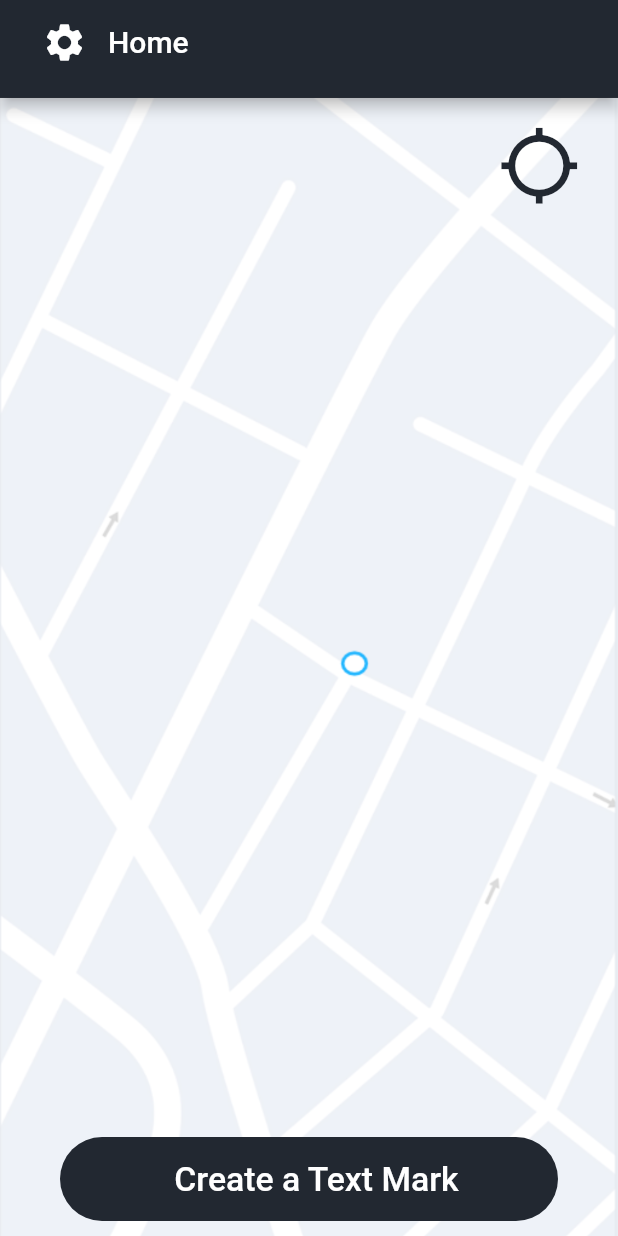
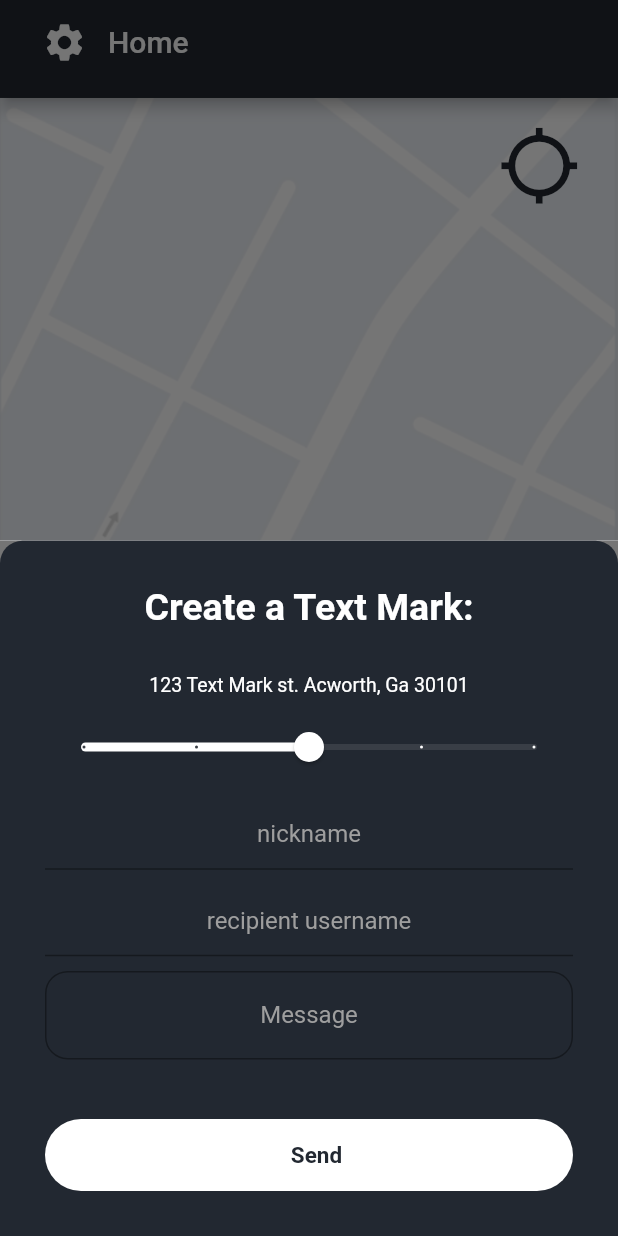
Before and after one commit to austinhogan11/text_marks_the_spot_app, a Flutter app: the HomeScreen screen opened by its route, after a tap on "Create a Text Mark", on a phone screen of 412 x 824 dp. Run offline on Flutter 3.47's test engine with Material 2 defaults, Android fonts, the light colour scheme and no system bars; our stand-ins replace cloud_firestore, firebase_auth, firebase_core, google_sign_in; missing offline and left inert: apple_sign_in; accounts and stored records are empty.

Commit message:
- Create a text mark screen - Update home screen - refactor code - textmarks collection added to DB - Insert new textmark into DB functionality implemented - Navigation routing updated

```diff
--- a/lib/components/custom_button.dart
+++ b/lib/components/custom_button.dart
@@ -42,9 +42,9 @@ class CustomButton extends StatelessWidget {
               child: Text(
                 btnText,
                 style: TextStyle(
-                  fontSize: fontSize,
-                  color: textColor,
-                ),
+                    fontSize: fontSize,
+                    color: textColor,
+                    fontWeight: FontWeight.bold),
               ),
             )
           ],
--- a/lib/constants.dart
+++ b/lib/constants.dart
@@ -15,3 +15,14 @@ const Icon kSettingsIconButton = Icon(
   size: 30.0,
   color: Colors.white,
 );
+
+const TextStyle kTextMarkTextStyleBold = TextStyle(
+  color: Colors.white,
+  fontSize: 17.0,
+  fontWeight: FontWeight.bold,
+);
+
+const TextStyle kTextMarkTextStyle = TextStyle(
+  color: Colors.white,
+  fontSize: 13.0,
+);
--- a/lib/create_textmark_screen.dart
+++ b/lib/create_textmark_screen.dart
@@ -0,0 +1,152 @@
+import 'package:flutter/material.dart';
+import 'package:text_marks_the_spot_app/components/custom_button.dart';
+import 'package:text_marks_the_spot_app/constants.dart';
+import 'package:text_marks_the_spot_app/data/data_handling.dart';
+import 'package:text_marks_the_spot_app/screens/home_screen.dart';
+
+class CreateTextMark extends StatefulWidget {
+  @override
+  _CreateTextMarkState createState() => _CreateTextMarkState();
+}
+
+class _CreateTextMarkState extends State<CreateTextMark> {
+  @override
+  Widget build(BuildContext context) {
+    String textMarkRecipientUsername;
+    String textMarkLocation = '123 Text Mark st. Acworth, Ga 30101';
+    String textMarkNickname;
+    String textMarkMessage;
+    return Scaffold(
+      body: Container(
+        color: Color(0xFF757575),
+        child: Container(
+          decoration: BoxDecoration(
+            color: kPrimaryColor,
+            borderRadius: BorderRadius.only(
+              topLeft: Radius.circular(15.0),
+              topRight: Radius.circular(15.0),
+            ),
+          ),
+          child: Padding(
+            padding: EdgeInsets.fromLTRB(30.0, 20.0, 30.0, 30.0),
+            // padding: EdgeInsets.symmetric(vertical: 40.0, horizontal: 30.0),
+            child: Column(
+              children: [
+                Padding(
+                  padding: EdgeInsets.fromLTRB(0, 10.0, 0, 20.0),
+                  child: Text(
+                    'Create a Text Mark:',
+                    style: TextStyle(
+                      fontSize: 25.0,
+                      color: Colors.white,
+                      fontWeight: FontWeight.bold,
+                    ),
+                  ),
+                ),
+                Expanded(
+                  child: Padding(
+                    padding: const EdgeInsets.fromLTRB(0, 0, 0, 30.0),
+                    child: Column(
+                      mainAxisAlignment: MainAxisAlignment.spaceEvenly,
+                      children: [
+                        Text(
+                          textMarkLocation,
+                          style: kTextMarkTextStyle,
+                        ),
+                        RadiusSlider(),
+                        TextField(
+                          textAlign: TextAlign.center,
+                          style: TextStyle(
+                            color: Colors.white,
+                          ),
+                          decoration: InputDecoration(
+                            hintText: 'nickname',
+                            hintStyle: TextStyle(
+                              color: Colors.grey,
+                            ),
+                          ),
+                          onChanged: (value) => textMarkNickname = value,
+                        ),
+                        // Expanded(child: SizedBox()),
+                        TextField(
+                            textAlign: TextAlign.center,
+                            style: TextStyle(
+                              color: Colors.white,
+                            ),
+                            decoration: InputDecoration(
+                              hintText: 'recipient username',
+                              hintStyle: TextStyle(
+                                color: Colors.grey,
+                              ),
+                            ),
+                            onChanged: (value) => {
+                                  textMarkRecipientUsername = value,
+                                }),
+                        // Expanded(child: SizedBox()),
+                        TextField(
+                          textAlign: TextAlign.center,
+                          style: TextStyle(
+                            color: Colors.white,
+                          ),
+                          decoration: InputDecoration(
+                            border: OutlineInputBorder(
+                              borderRadius: BorderRadius.circular(15.0),
+                            ),
+                            hintText: 'Message',
+                            hintStyle: TextStyle(
+                              color: Colors.grey,
+                            ),
+                          ),
+                          onChanged: (value) => textMarkMessage = value,
+                        ),
+                      ],
+                    ),
+                  ),
+                ),
+                CustomButton(
+                  btnText: 'Send',
+                  fontSize: 15.0,
+                  color: Colors.white,
+                  textColor: kPrimaryColor,
+                  onTap: () => {
+                    DataHandling().saveTextMark(textMarkRecipientUsername,
+                        textMarkLocation, textMarkNickname, textMarkMessage),
+                    Navigator.pushNamed(context, HomeScreen.id),
+                  },
+                )
+              ],
+            ),
+          ),
+        ),
+      ),
+    );
+  }
+}
+
+class RadiusSlider extends StatefulWidget {
+  @override
+  _RadiusSliderState createState() => _RadiusSliderState();
+}
+
+class _RadiusSliderState extends State<RadiusSlider> {
+  double radiusValue = 0.5;
+  @override
+  Widget build(BuildContext context) {
+    return Slider(
+      activeColor: Colors.white,
+      inactiveColor: kAccentColor,
+      value: radiusValue,
+      min: 0.0,
+      max: 1.0,
+      divisions: 4,
+      label: '${radiusValue.toString()}mi',
+      onChanged: (updatedRadius) {
+        setState(
+          () {
+            radiusValue = updatedRadius;
+          },
+        );
+      },
+    );
+  }
+}
--- a/lib/data/user_data_handling.dart
+++ b/lib/data/data_handling.dart
@@ -1,14 +1,19 @@
 import 'package:cloud_firestore/cloud_firestore.dart';
+import 'package:firebase_auth/firebase_auth.dart';
+import 'package:flutter/material.dart';
 
 /*
   Data Handling Class for the users collection in Firestore
  */
+final FirebaseAuth _auth = FirebaseAuth.instance;
 
-class UserDataHandling {
+class DataHandling {
   final CollectionReference users =
       FirebaseFirestore.instance.collection('users');
   DocumentReference userDoc;
 
+  final CollectionReference textmarks =
+      FirebaseFirestore.instance.collection('textmarks');
   /*
     Adds a newly created account to the users collection
     The document ID is saved as the Firebase Auth UID code
@@ -55,4 +60,36 @@ class UserDataHandling {
     }
     return false;
   }
+
+  Future<void> saveTextMark(String recipientUsername, String location,
+      String locationNickname, String messageContents) async {
+    final User loggedInUser = _auth.currentUser;
+
+    //Gets the uid of the entered username for the recipient
+    String recipientUID;
+    await users.get().then((QuerySnapshot querySnapshot) => {
+          querySnapshot.docs.forEach((doc) {
+            if (recipientUsername == doc['username']) {
+              print(
+                  'Username: $recipientUsername\nDocument Username: ${doc['username']}');
+              print(doc.id);
+              recipientUID = doc.id;
+              print(recipientUID);
+            }
+          })
+        });
+
+    //Creates a new textmark document
+    textmarks
+        .add({
+          'senderUID': loggedInUser.uid,
+          'recipientUID': recipientUID,
+          'location': location,
+          'locationNickname': locationNickname,
+          'message': messageContents,
+        })
+        .then((value) => print(
+            'Textmark Saved:\nSender: ${loggedInUser.uid}\nRecipient: $recipientUID\nLocation: $location\nLocation Nickname: $locationNickname\nMessage: $messageContents'))
+        .catchError((e) => print('Failed to save Textmark.'));
+  }
 }
--- a/lib/main.dart
+++ b/lib/main.dart
@@ -37,6 +37,7 @@ class TextMarksTheSpot extends StatelessWidget {
 
         // Application Screen Navigation set up
         initialRoute: LoginScreen.id,
+        // initialRoute: HomeScreen.id,
         routes: {
           LoginScreen.id: (context) => LoginScreen(),
           SignUpScreen.id: (context) => SignUpScreen(),
--- a/lib/screens/account_settings/account_screen.dart
+++ b/lib/screens/account_settings/account_screen.dart
@@ -4,7 +4,7 @@ import 'package:text_marks_the_spot_app/components/avatar.dart';
 import 'package:text_marks_the_spot_app/components/custom_app_bar.dart';
 import 'package:text_marks_the_spot_app/components/settings_button.dart';
 import 'package:text_marks_the_spot_app/constants.dart';
-import 'package:text_marks_the_spot_app/data/user_data_handling.dart';
+import 'package:text_marks_the_spot_app/data/data_handling.dart';
 import 'package:text_marks_the_spot_app/screens/account_settings/change_username_screen.dart';
 import 'package:text_marks_the_spot_app/screens/account_settings/help_screen.dart';
 import 'package:text_marks_the_spot_app/screens/account_settings/location_services_screen.dart';
@@ -28,7 +28,7 @@ class _AccountScreenState extends State<AccountScreen> {
 
   fetchUsername() async {
     final User loggedInUser = _auth.currentUser;
-    dynamic result = await UserDataHandling().getUsername(loggedInUser.uid);
+    dynamic result = await DataHandling().getUsername(loggedInUser.uid);
 
     if (result == null) {
       print('Unable to retrieve username');
--- a/lib/screens/account_settings/change_username_screen.dart
+++ b/lib/screens/account_settings/change_username_screen.dart
@@ -1,7 +1,7 @@
 import 'package:firebase_auth/firebase_auth.dart';
 import 'package:flutter/cupertino.dart';
 import 'package:flutter/material.dart';
-import 'package:text_marks_the_spot_app/data/user_data_handling.dart';
+import 'package:text_marks_the_spot_app/data/data_handling.dart';
 import 'package:text_marks_the_spot_app/screens/account_settings/changed_username_screen.dart';
 
 import '../../constants.dart';
@@ -78,7 +78,7 @@ class ChangeUserNameScreen extends StatelessWidget {
                   ),
                 ),
                 onPressed: () {
-                  bool validUsername = UserDataHandling()
+                  bool validUsername = DataHandling()
                       .updateUsername(loggedInUser.uid, newUsername);
                   if (validUsername) {
                     Navigator.pushNamed(context, ChangedUsernameScreen.id);
--- a/lib/screens/authentication/login_screen.dart
+++ b/lib/screens/authentication/login_screen.dart
@@ -35,7 +35,7 @@ class _LoginScreenState extends State<LoginScreen> {
                   color: Colors.white,
                   textColor: Colors.black,
                   btnText: 'Continue with Google',
-                  fontSize: 20.0,
+                  fontSize: 16.0,
                   onTap: () => signInWithGoogleHandling(context),
                 ),
                 SizedBox(height: 15.0),
@@ -45,7 +45,7 @@ class _LoginScreenState extends State<LoginScreen> {
                     color: Colors.white,
                     textColor: Colors.black,
                     btnText: 'Continue with Apple',
-                    fontSize: 20.0,
+                    fontSize: 16.0,
                     onTap: () => signInWithAppleHandling(context),
                   ),
               ],
--- a/lib/screens/authentication/sign_up_screen.dart
+++ b/lib/screens/authentication/sign_up_screen.dart
@@ -1,7 +1,7 @@
 import 'package:firebase_auth/firebase_auth.dart';
 import 'package:flutter/material.dart';
 import 'package:text_marks_the_spot_app/constants.dart';
-import 'package:text_marks_the_spot_app/data/user_data_handling.dart';
+import 'package:text_marks_the_spot_app/data/data_handling.dart';
 import 'package:text_marks_the_spot_app/functionality/authentication/user_authentication_handling.dart';
 import 'package:text_marks_the_spot_app/screens/home_screen.dart';
 
@@ -77,7 +77,7 @@ class SignUpScreen extends StatelessWidget {
                   ),
                 ),
                 onPressed: () {
-                  bool validUsername = UserDataHandling().saveNewUser(
+                  bool validUsername = DataHandling().saveNewUser(
                       loggedInUser.email, loggedInUser.uid, enteredUsername);
                   if (validUsername) {
                     Navigator.pushNamed(context, HomeScreen.id);
--- a/lib/screens/home_screen.dart
+++ b/lib/screens/home_screen.dart
@@ -2,10 +2,17 @@ import 'package:flutter/material.dart';
 import 'package:text_marks_the_spot_app/components/custom_button.dart';
 import 'package:text_marks_the_spot_app/components/custom_app_bar.dart';
 import 'package:text_marks_the_spot_app/constants.dart';
+import 'package:text_marks_the_spot_app/create_textmark_screen.dart';
+import 'package:text_marks_the_spot_app/data/data_handling.dart';
 import 'package:text_marks_the_spot_app/screens/account_settings/account_screen.dart';
 
 class HomeScreen extends StatelessWidget {
   static const String id = 'home_screen';
+
+  Widget buildTextmarkCreator(BuildContext context) {
+    return Container();
+  }
+
   @override
   Widget build(BuildContext context) {
     return Scaffold(
@@ -31,12 +38,13 @@ class HomeScreen extends StatelessWidget {
                   mainAxisAlignment: MainAxisAlignment.end,
                   children: [
                     IconButton(
-                        icon: Icon(
-                          Icons.location_searching_sharp,
-                          size: 55.0,
-                          color: kPrimaryColor,
-                        ),
-                        onPressed: null),
+                      icon: Icon(
+                        Icons.location_searching_sharp,
+                        size: 55.0,
+                        color: kPrimaryColor,
+                      ),
+                      onPressed: () {},
+                    ),
                   ],
                 ),
                 Expanded(
@@ -47,7 +55,12 @@ class HomeScreen extends StatelessWidget {
                   textColor: Colors.white,
                   btnText: 'Create a Text Mark',
                   fontSize: 22.5,
-                  onTap: () => print('Create a Text Mark pressed'),
+                  onTap: () {
+                    showModalBottomSheet(
+                      context: context,
+                      builder: (BuildContext context) => CreateTextMark(),
+                    );
+                  },
                 ),
               ],
             ),
```
